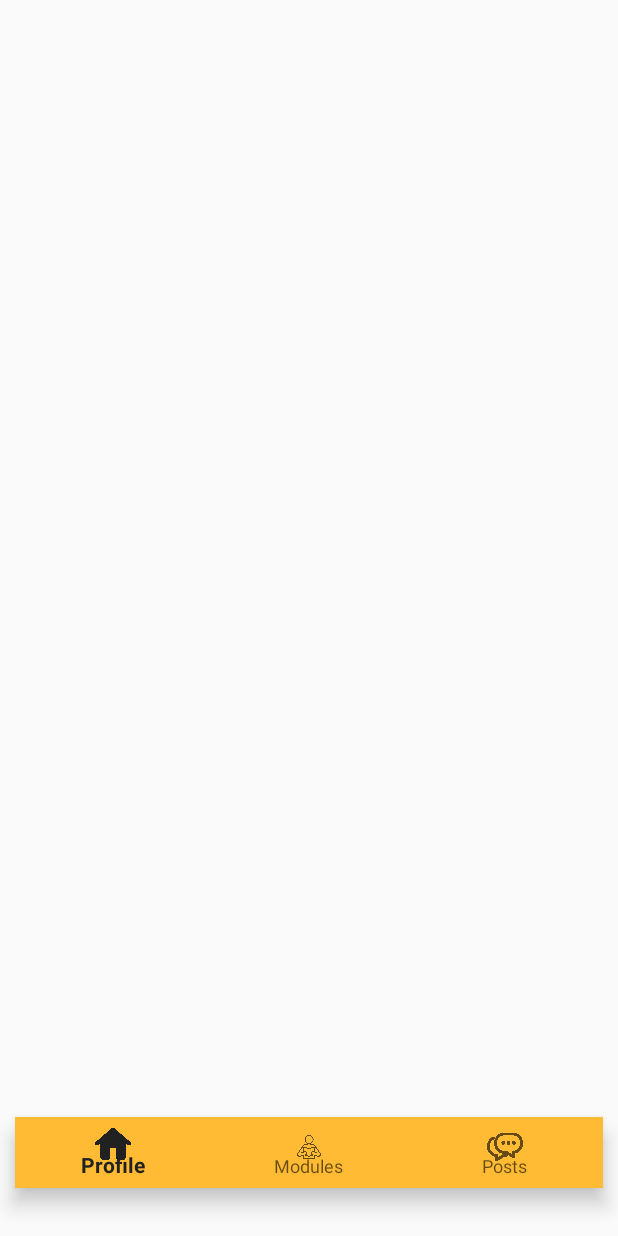
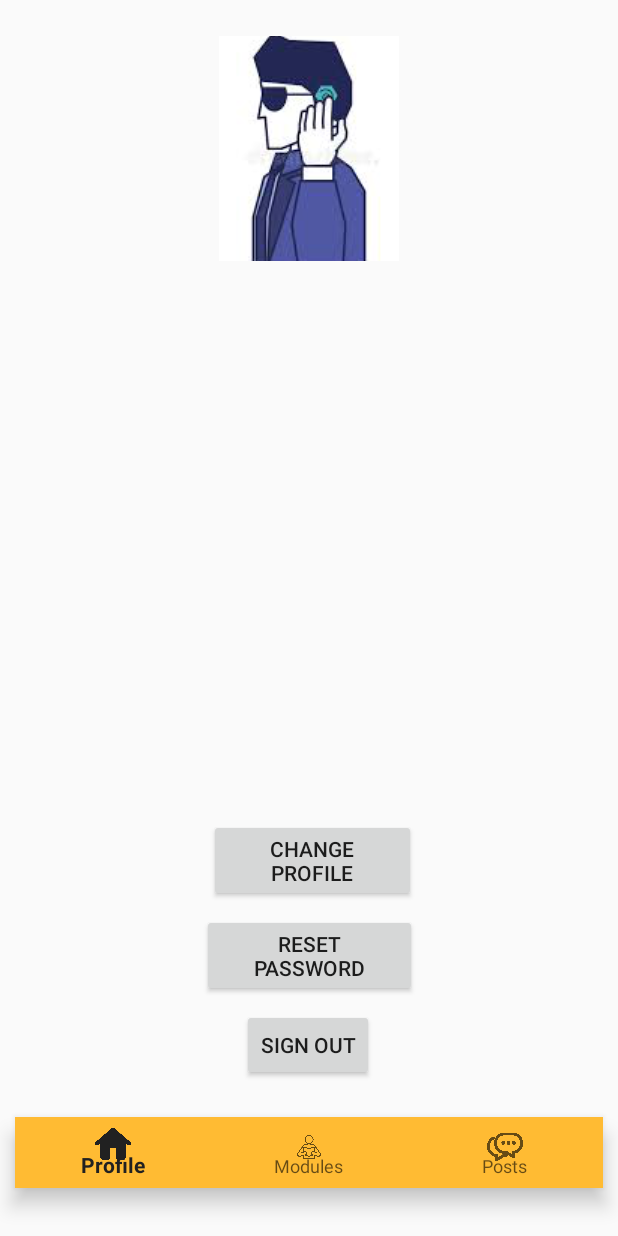
Before and after one commit to briyyoung/cyberseced, an Android app: the Profile screen opened directly, with no data from a screen before it, on a phone screen of 412 x 824 dp. Run offline under Robolectric (Android 15) with nearby library versions, the phone set to English and light mode, and no system bars; our stand-ins replace Firebase (no records; nobody signed in at launch, a user with empty details on screens opened directly); pictures from the network do not load.

Commit message:
Profile Pic + move signout

```diff
--- a/app/src/main/java/com/example/cyberseced/Profile.java
+++ b/app/src/main/java/com/example/cyberseced/Profile.java
@@ -1,9 +1,16 @@
 package com.example.cyberseced;
 
+import android.app.Activity;
 import android.content.Intent;
+import android.net.Uri;
 import android.os.Bundle;
+import android.provider.MediaStore;
 import android.view.MenuItem;
+import android.view.View;
+import android.widget.Button;
+import android.widget.ImageView;
 import android.widget.TextView;
+import android.widget.Toast;
 
 import androidx.annotation.NonNull;
 import androidx.annotation.Nullable;
@@ -23,6 +30,8 @@ public class Profile extends AppCompatActivity {
     FirebaseFirestore firestore;
     FirebaseAuth firebaseAuth;
     String userId;
+    ImageView profilepic;
+    Button changeProfile;
 
     @Override
     protected void onCreate(@Nullable Bundle savedInstanceState) {
@@ -31,6 +40,8 @@ String userId;
 
         name = findViewById(R.id.ProfileName);
         email = findViewById(R.id.ProfileEmail);
+        profilepic = findViewById(R.id.ProfilePic);
+        changeProfile = findViewById(R.id.chnageprofile);
 
         firebaseAuth = FirebaseAuth.getInstance();
         firestore = FirebaseFirestore.getInstance();
@@ -42,6 +53,23 @@ String userId;
             public void onEvent(@Nullable DocumentSnapshot documentSnapshot, @Nullable FirebaseFirestoreException e) {
                 name.setText(documentSnapshot.getString("tname"));
                 email.setText(documentSnapshot.getString("temail"));
+            }
+        });
+
+
+        Button signout = (Button) findViewById(R.id.signout);
+        signout.setOnClickListener(new View.OnClickListener() {
+            @Override
+            public void onClick(View v) {
+
+                FirebaseAuth.getInstance().signOut();
+
+                Intent intent = new Intent(Profile.this, MainActivity.class);
+                startActivity(intent);
+
+                Toast.makeText(Profile.this, "You have been logged out", Toast.LENGTH_SHORT).show();
+
+
             }
         });
 
@@ -71,7 +99,30 @@ String userId;
                 return false;
             }
         });
+
+
+        changeProfile.setOnClickListener(new View.OnClickListener() {
+            @Override
+            public void onClick(View v) {
+                //open gallery
+                Intent OpenGallery = new Intent(Intent.ACTION_PICK, MediaStore.Images.Media.EXTERNAL_CONTENT_URI);
+                startActivityForResult(OpenGallery, 1000);
+
             }
+        });
 
 
     }
+
+    @Override
+    protected void onActivityResult(int requestCode, int resultCode, @Nullable Intent data) {
+        super.onActivityResult(requestCode, resultCode, data);
+        if (requestCode == 1000) {
+            if (resultCode == Activity.RESULT_OK) {
+                Uri imageUri = data.getData();
+                profilepic.setImageURI(imageUri);
+            }
+        }
+
+    }
+}
--- a/app/src/main/res/layout/profile.xml
+++ b/app/src/main/res/layout/profile.xml
@@ -29,14 +29,18 @@
         app:menu="@menu/navigation" />
 
     <ImageView
-        android:id="@+id/imageView4"
-        android:layout_width="wrap_content"
-        android:layout_height="wrap_content"
+        android:id="@+id/ProfilePic"
+        android:layout_width="120dp"
+        android:layout_height="150dp"
         android:layout_marginTop="24dp"
+        android:scaleType="center"
+        android:visibility="visible"
         app:layout_constraintEnd_toEndOf="parent"
         app:layout_constraintStart_toStartOf="parent"
         app:layout_constraintTop_toTopOf="parent"
-        tools:srcCompat="@tools:sample/avatars" />
+        android:src="@drawable/download"
+
+        />
 
     <TextView
         android:id="@+id/ProfileName"
@@ -47,6 +51,38 @@
         android:textSize="30sp"
         app:layout_constraintEnd_toEndOf="parent"
         app:layout_constraintStart_toStartOf="parent"
-        app:layout_constraintTop_toBottomOf="@+id/imageView4" />
+        app:layout_constraintTop_toBottomOf="@+id/ProfilePic" />
+
+    <Button
+        android:id="@+id/chnageprofile"
+        android:layout_width="138dp"
+        android:layout_height="wrap_content"
+        android:layout_marginBottom="8dp"
+        android:text="Change Profile"
+        app:layout_constraintBottom_toTopOf="@+id/changepassword"
+        app:layout_constraintEnd_toEndOf="parent"
+        app:layout_constraintHorizontal_bias="0.509"
+        app:layout_constraintStart_toStartOf="parent" />
+
+    <Button
+        android:id="@+id/signout"
+        android:layout_width="88dp"
+        android:layout_height="wrap_content"
+        android:layout_marginBottom="24dp"
+        android:text="Sign Out"
+        app:layout_constraintBottom_toTopOf="@+id/navigationView"
+        app:layout_constraintEnd_toEndOf="parent"
+        app:layout_constraintHorizontal_bias="0.498"
+        app:layout_constraintStart_toStartOf="parent" />
+
+    <Button
+        android:id="@+id/changepassword"
+        android:layout_width="143dp"
+        android:layout_height="wrap_content"
+        android:layout_marginBottom="8dp"
+        android:text="Reset Password"
+        app:layout_constraintBottom_toTopOf="@+id/signout"
+        app:layout_constraintEnd_toEndOf="parent"
+        app:layout_constraintStart_toStartOf="parent" />
 
 </androidx.constraintlayout.widget.ConstraintLayout>
```
Also changed, not shown: app/src/main/java/com/example/cyberseced/LearningEntry.java (+0 -15 lines), app/src/main/res/layout/learning_entry.xml (+5 -19 lines), app/src/main/res/drawable-v24/download.png (added). Lines whose indentation alone changed are shown as unchanged.
